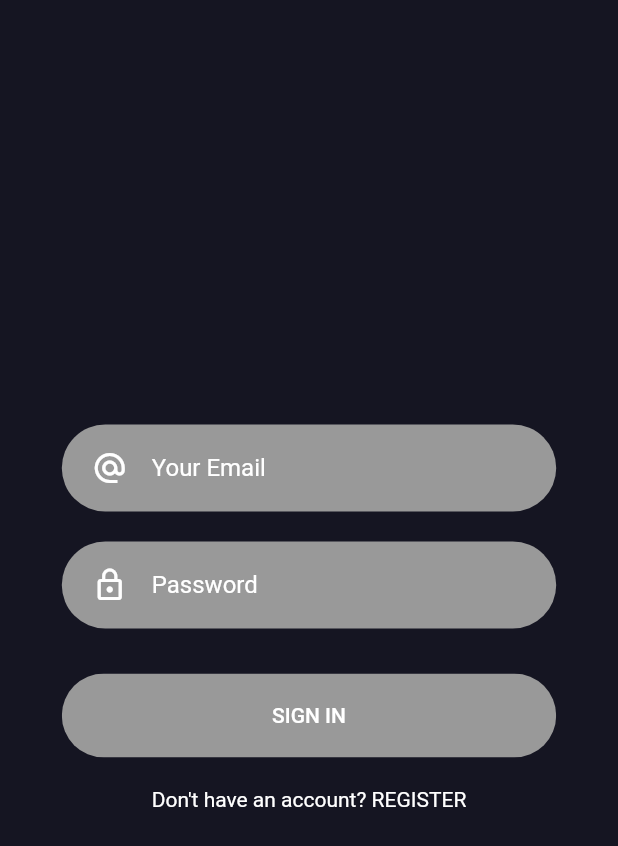
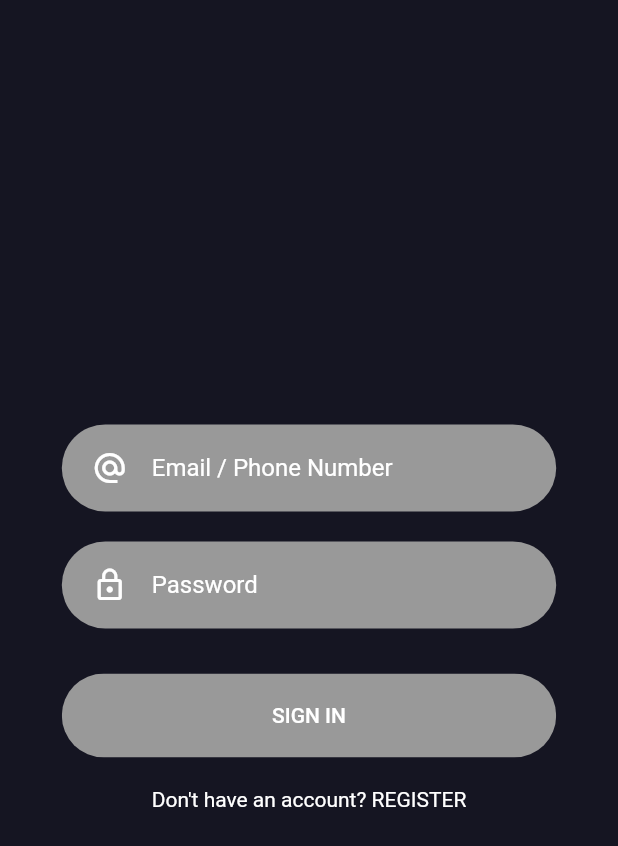
Before and after one commit to MrPengueeen/RBS-Entertainment, a Flutter app: the screen it shows after launch, after a tap on "SIGN IN", on a phone screen of 412 x 824 dp. Shown: the top 846 px of the screen. Run offline on Flutter 3.47's test engine with Material 2 defaults, Android fonts, the phone set to English and light mode, and no system bars; our stand-ins replace nb_utils, velocity_x.

```diff
--- a/lib/views/screens/auth_screens/sign_in_screen.dart
+++ b/lib/views/screens/auth_screens/sign_in_screen.dart
@@ -42,7 +42,7 @@ class _SignInScreenState extends State<SignInScreen> {
                       // Image.asset('assets/images/app_logo.jpg',
                       //     width: 150, height: 150, fit: BoxFit.contain),
                       CustomTextField(
-                        hintText: "Your Email",
+                        hintText: "Email / Phone Number",
                         icon: Icons.alternate_email,
                         onChanged: (value) {
                           _email = value;
```
